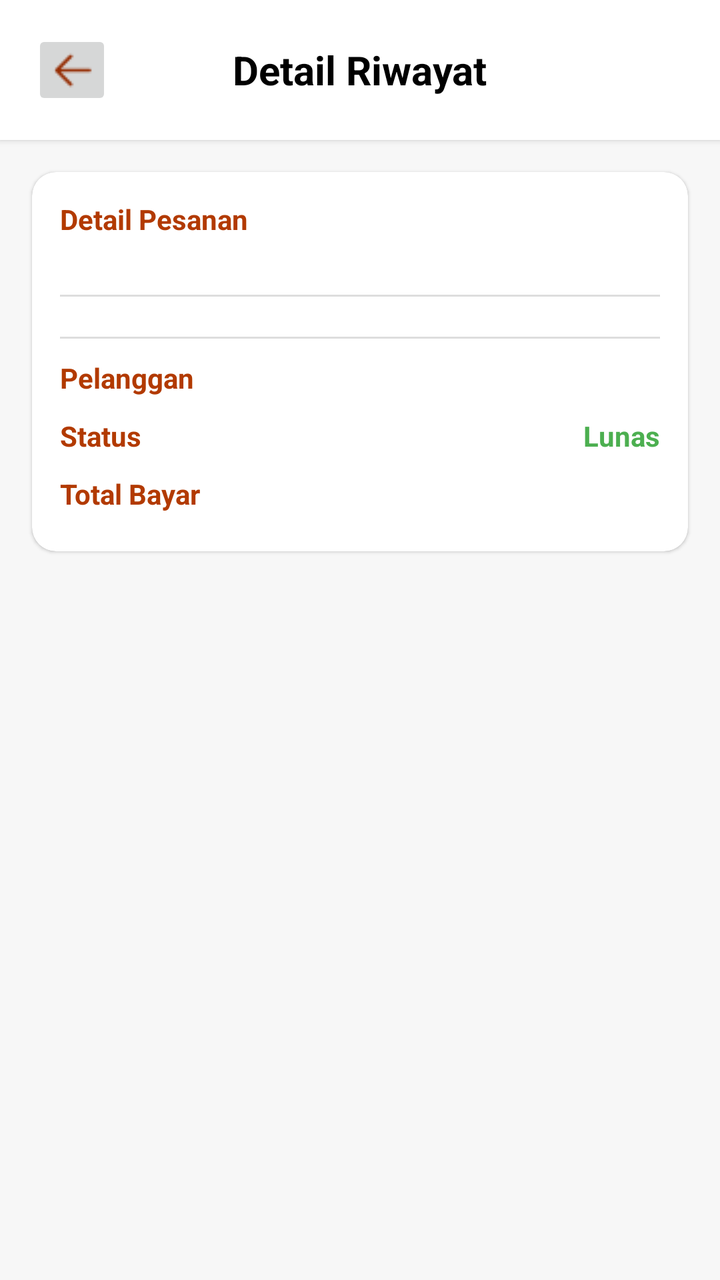
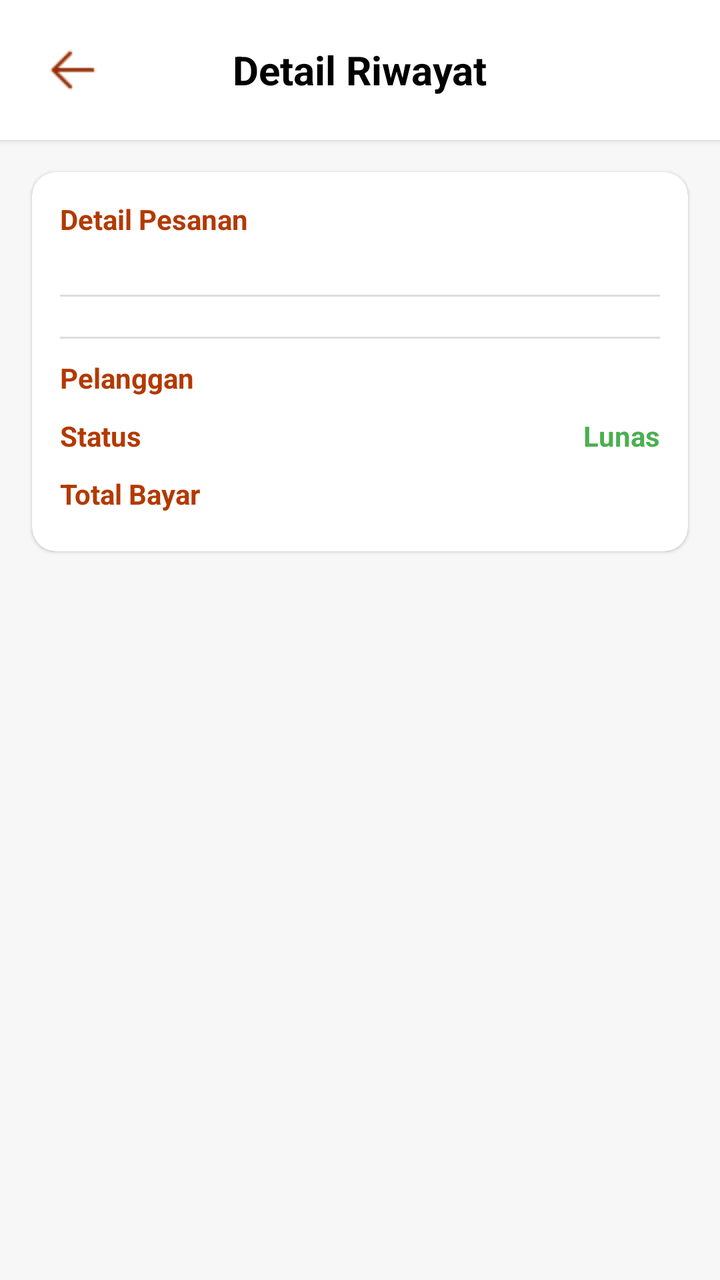

Two renders of the same Android screen: before a commit and after it. Below are the layout's source before the change and the commit's diff.
<!-- AndroidManifest.xml: application theme Theme.Warmindone -->
<!-- res/layout/activity_detailhistory.xml -->
<?xml version="1.0" encoding="utf-8"?>
<androidx.constraintlayout.widget.ConstraintLayout
    xmlns:android="http://schemas.android.com/apk/res/android"
    xmlns:app="http://schemas.android.com/apk/res-auto"
    xmlns:tools="http://schemas.android.com/tools"
    android:layout_width="match_parent"
    android:layout_height="match_parent"
    android:background="#F7F7F7">

    <RelativeLayout
        android:id="@+id/header"
        android:layout_width="0dp"
        android:layout_height="70dp"
        android:background="#FFFFFF"
        android:elevation="2dp"
        android:paddingHorizontal="16dp"
        app:layout_constraintTop_toTopOf="parent"
        app:layout_constraintStart_toStartOf="parent"
        app:layout_constraintEnd_toEndOf="parent">

        <ImageButton
            android:id="@+id/btnBack"
            android:layout_width="40dp"
            android:layout_height="40dp"
            android:layout_centerVertical="true"
            android:src="@drawable/iconback"/>

        <TextView
            android:layout_width="wrap_content"
            android:layout_height="wrap_content"
            android:layout_centerInParent="true"
            android:text="Detail Riwayat"
            android:textColor="#000000"
            android:textSize="20sp"
            android:textStyle="bold"/>
    </RelativeLayout>

    <androidx.cardview.widget.CardView
        android:id="@+id/cardDetail"
        android:layout_width="0dp"
        android:layout_height="wrap_content"
        android:layout_margin="16dp"
        app:cardCornerRadius="12dp"
        app:cardElevation="1dp"
        app:layout_constraintTop_toBottomOf="@id/header"
        app:layout_constraintStart_toStartOf="parent"
        app:layout_constraintEnd_toEndOf="parent">

        <LinearLayout
            android:layout_width="match_parent"
            android:layout_height="wrap_content"
            android:orientation="vertical"
            android:padding="14dp">

            <RelativeLayout
                android:layout_width="match_parent"
                android:layout_height="wrap_content">

                <TextView
                    android:layout_width="wrap_content"
                    android:layout_height="wrap_content"
                    android:text="Detail Pesanan"
                    android:textColor="#B23A00"
                    android:textStyle="bold"/>

                <TextView
                    android:id="@+id/tvTanggal"
                    android:layout_width="wrap_content"
                    android:layout_height="wrap_content"
                    android:layout_alignParentEnd="true"
                    android:textSize="12sp"/>
            </RelativeLayout>

            <TextView
                android:id="@+id/tvInvoice"
                android:layout_width="wrap_content"
                android:layout_height="wrap_content"
                android:layout_marginTop="2dp"
                android:textSize="12sp"/>

            <View
                android:layout_width="match_parent"
                android:layout_height="1dp"
                android:layout_marginVertical="10dp"
                android:background="#DDDDDD"/>

            <androidx.recyclerview.widget.RecyclerView
                android:id="@+id/rvPesanan"
                android:layout_width="match_parent"
                android:layout_height="wrap_content"
                android:nestedScrollingEnabled="false"
                tools:listitem="@layout/itempesanan_widget"/>

            <View
                android:layout_width="match_parent"
                android:layout_height="1dp"
                android:layout_marginVertical="10dp"
                android:background="#DDDDDD"/>

            <RelativeLayout
                android:layout_width="match_parent"
                android:layout_height="wrap_content">

                <TextView
                    android:layout_width="wrap_content"
                    android:layout_height="wrap_content"
                    android:text="Pelanggan"
                    android:textColor="#B23A00"
                    android:textStyle="bold"/>

                <TextView
                    android:id="@+id/tvNamaPelanggan"
                    android:layout_width="wrap_content"
                    android:layout_height="wrap_content"
                    android:layout_alignParentEnd="true"/>
            </RelativeLayout>

            <RelativeLayout
                android:layout_width="match_parent"
                android:layout_height="wrap_content"
                android:layout_marginTop="10dp">

                <TextView
                    android:layout_width="wrap_content"
                    android:layout_height="wrap_content"
                    android:text="Status"
                    android:textColor="#B23A00"
                    android:textStyle="bold"/>

                <TextView
                    android:id="@+id/tvStatus"
                    android:layout_width="wrap_content"
                    android:layout_height="wrap_content"
                    android:layout_alignParentEnd="true"
                    android:text="Lunas"
                    android:textColor="#4CAF50"
                    android:textStyle="bold"/>
            </RelativeLayout>

            <RelativeLayout
                android:layout_width="match_parent"
                android:layout_height="wrap_content"
                android:layout_marginTop="10dp">

                <TextView
                    android:layout_width="wrap_content"
                    android:layout_height="wrap_content"
                    android:text="Total Bayar"
                    android:textColor="#B23A00"
                    android:textStyle="bold"/>

                <TextView
                    android:id="@+id/tvTotalBayar"
                    android:layout_width="wrap_content"
                    android:layout_height="wrap_content"
                    android:layout_alignParentEnd="true"
                    android:textColor="#D32F2F"
                    android:textSize="18sp"
                    android:textStyle="bold"/>
            </RelativeLayout>

        </LinearLayout>

    </androidx.cardview.widget.CardView>

</androidx.constraintlayout.widget.ConstraintLayout>
<!-- res/layout/itempesanan_widget.xml (included above) -->
<LinearLayout
    xmlns:android="http://schemas.android.com/apk/res/android"
    xmlns:tools="http://schemas.android.com/tools"
    android:layout_width="match_parent"
    android:layout_height="wrap_content"
    android:orientation="vertical"
    android:paddingVertical="6dp">

    <RelativeLayout
        android:layout_width="match_parent"
        android:layout_height="wrap_content">

        <TextView
            android:id="@+id/tvNamaMenu"
            android:layout_width="wrap_content"
            android:layout_height="wrap_content"
            android:text="Mie Bangladesh"
            android:textColor="#000000"
            android:textStyle="bold" />

        <TextView
            android:id="@+id/tvQty"
            android:layout_width="wrap_content"
            android:layout_height="wrap_content"
            android:layout_alignParentEnd="true"
            android:text="1x" />
    </RelativeLayout>

    <androidx.recyclerview.widget.RecyclerView
        android:id="@+id/rvPesananAddon"
        android:layout_width="match_parent"
        android:layout_height="wrap_content"
        android:nestedScrollingEnabled="false"
        tools:listitem="@layout/itempesananaddon_widget"/>

</LinearLayout>
<!-- res/layout/itempesananaddon_widget.xml (included above) -->
<TextView
    xmlns:android="http://schemas.android.com/apk/res/android"
    android:id="@+id/tvAddon"
    android:layout_width="match_parent"
    android:layout_height="wrap_content"
    android:paddingStart="16dp"
    android:text="1x Telur"
    android:textSize="12sp"/>
<!-- resources referenced by this layout -->
<resources>
  <!-- drawable iconback: png bitmap (drawable, 381 bytes) -->
  <style name="Theme.Warmindone" parent="Base.Theme.Warmindone" />
  <style name="Base.Theme.Warmindone" parent="Theme.Material3.DayNight.NoActionBar">
          
          
      </style>
</resources>

<!-- the commit's change to res/layout/activity_detailhistory.xml (unified diff, before → after) -->
@@ -23,7 +23,8 @@
             android:layout_width="40dp"
             android:layout_height="40dp"
             android:layout_centerVertical="true"
-            android:src="@drawable/iconback"/>
+            android:src="@drawable/ic_back"
+            android:background="@null"/>
 
         <TextView
             android:layout_width="wrap_content"
<!-- resource entries referenced after the edit -->
@@ -1,6 +1,6 @@
 <!-- resources referenced by this layout -->
 <resources>
-  <!-- drawable iconback: png bitmap (drawable, 381 bytes) -->
+  <!-- drawable ic_back: png bitmap (drawable, 525 bytes) -->
   <style name="Theme.Warmindone" parent="Base.Theme.Warmindone" />
   <style name="Base.Theme.Warmindone" parent="Theme.Material3.DayNight.NoActionBar">
           
